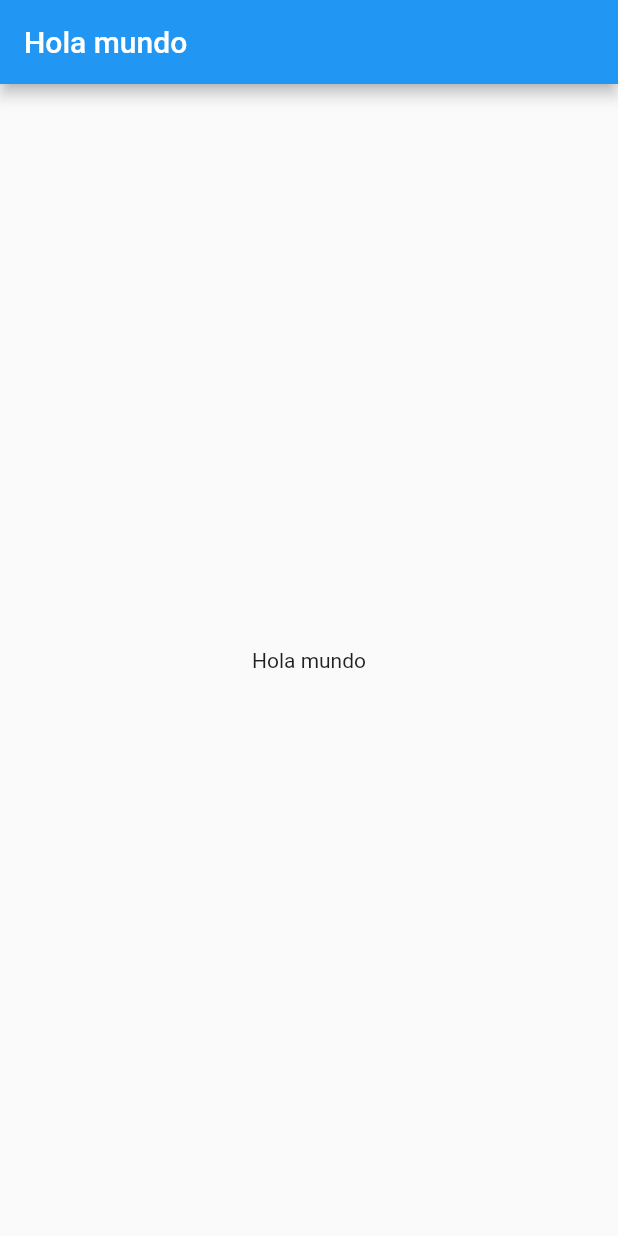
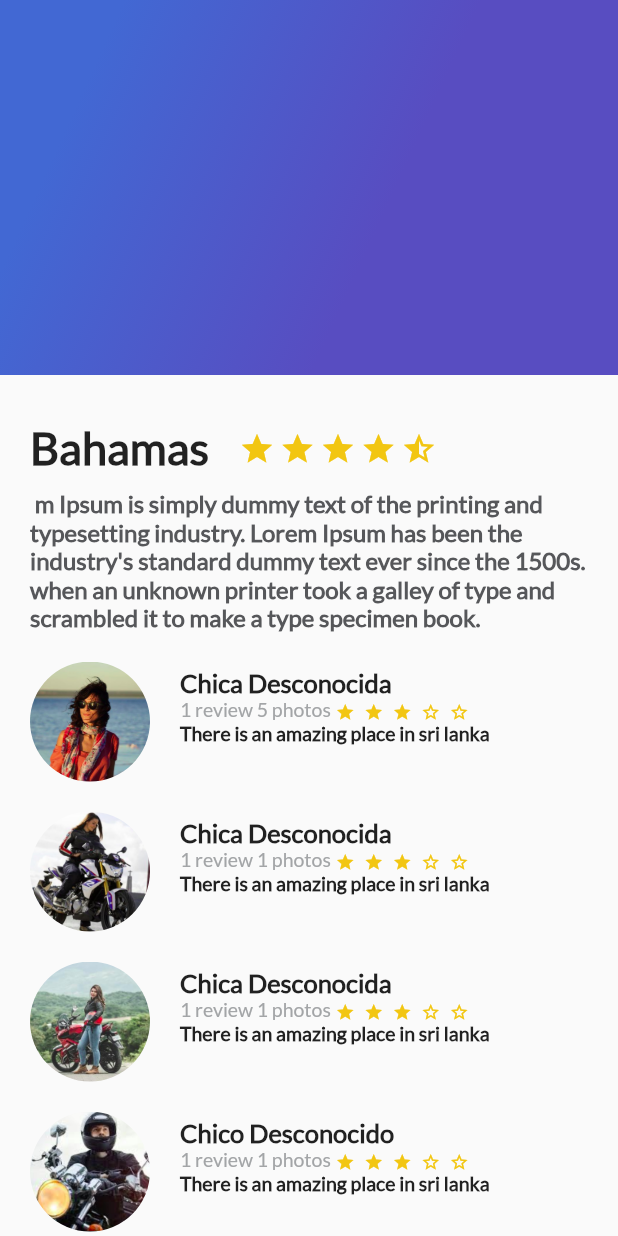
Before and after one commit to fjmn2001/flutter_nelson, a Flutter app: the screen it shows after launch, on a phone screen of 412 x 824 dp. Run offline on Flutter 3.47's test engine with Material 2 defaults, Android fonts, the phone set to English and light mode, and no system bars.

Commit message:
gradient y scroll

```diff
--- /dev/null
+++ b/lib/description_place.dart
@@ -0,0 +1,76 @@
+import 'package:flutter/material.dart';
+
+class Description_place extends StatelessWidget {
+
+
+  String namePlace;
+  int stars;
+  String descriptionPlace;
+  Description_place(this.namePlace, this.stars, this.descriptionPlace);
+
+
+  @override
+  Widget build(BuildContext context) {
+    // TODO: implement build
+
+
+    final star = Container(
+      margin: EdgeInsets.only(top: 283.0, right: 3.0),
+      child: Icon(
+        Icons.star,
+        color: Color(0xFFf2C611),
+      ),
+    );
+
+    final star_border = Container(
+      margin: EdgeInsets.only(top: 283.0, right: 3.0),
+      child: Icon(
+        Icons.star_border,
+        color: Color(0xFFf2C611),
+      ),
+    );
+
+
+    final star_alf = Container(
+      margin: EdgeInsets.only(top: 283.0, right: 3.0),
+      child: Icon(
+        Icons.star_half,
+        color: Color(0xFFf2C611),
+      ),
+    );
+
+
+    final description_content = Container(
+      margin: EdgeInsets.only(top: 10.0, left: 20.0, right: 20.0),
+      child: Text(
+        descriptionPlace,
+        style: TextStyle(
+          fontFamily: "Lato",
+          fontSize: 16.0,
+          fontWeight: FontWeight.bold,
+          color: Color(0xFF56575a)
+//
+        ),
+      ),
+    );
+
+    final title_stars = Row(
+      children: <Widget>[
+        Container(
+          margin: EdgeInsets.only(top: 280.0, left: 20.0, right: 20.0),
+          child: Text(
+            namePlace,
+            style: TextStyle(fontSize: 30.0, fontWeight: FontWeight.w900, fontFamily: "Lato"),
+            textAlign: TextAlign.left,
+          ),
+        ),
+        Row(
+          children: <Widget>[star, star, star, star, star_alf],
+        ),
+      ],
+    );
+    return Column(
+      children: <Widget>[title_stars, description_content],
+    );
+  }
+}
--- /dev/null
+++ b/lib/gradient_back.dart
@@ -0,0 +1,26 @@
+import 'package:flutter/material.dart';
+
+class GradientBack extends StatelessWidget{
+  @override
+  Widget build(BuildContext context) {
+    // TODO: implement build
+    return Container(
+      height: 250.0,
+      decoration: BoxDecoration(
+        gradient: LinearGradient(
+          colors: [
+            Color(0xFF4268D3),
+            Color(0xFF584DC1),
+          ],
+          begin: FractionalOffset(0.2,0.0),
+          end: FractionalOffset(1.0,0.6),
+          stops: [0.0,0.6],
+          tileMode: TileMode.clamp
+
+        )
+      ),
+
+    );
+  }
+
+}
--- a/lib/main.dart
+++ b/lib/main.dart
@@ -1,4 +1,8 @@
 import 'package:flutter/material.dart';
+import 'description_place.dart';
+import 'gradient_back.dart';
+import 'reviewList.dart';
+
 
 void main() {
   runApp(MyApp());
@@ -6,6 +10,11 @@ void main() {
 
 class MyApp extends StatelessWidget {
   // This widget is the root of your application.
+
+  String description =
+      " m Ipsum is simply dummy text of the printing and typesetting industry. Lorem Ipsum has been the industry's standard dummy text ever since the 1500s."
+      " when an unknown printer took a galley of type and scrambled it to make a type specimen book.";
+
   @override
   Widget build(BuildContext context) {
     return MaterialApp(
@@ -27,12 +36,19 @@ class MyApp extends StatelessWidget {
           visualDensity: VisualDensity.adaptivePlatformDensity,
         ),
         home: Scaffold(
-    appBar: AppBar(
-      title: Text("Hola mundo"),
+            body: Stack(
+          children: <Widget>[
+            ListView(
+              children: <Widget>[
+                Description_place("Bahamas",5,description),
+                ReviewList()
+              ],
             ),
-        body: Center(
-          child: Text("Hola mundo"),
-        ),
+            GradientBack()
+
+          ],
+        )
+//        new Description_place("Bahamas",5,description),
             ) //MyHomePage(title: 'Flutter Demo Home Page'),
         );
   }
--- /dev/null
+++ b/lib/review.dart
@@ -0,0 +1,119 @@
+import 'package:flutter/cupertino.dart';
+import 'package:flutter/material.dart';
+import 'package:flutter/widgets.dart';
+
+class Review extends StatelessWidget{
+
+  String pathImage;
+  String name;
+  String details;
+  String comment;
+
+  Review(this.pathImage,this.name,this.details,this.comment);
+
+  @override
+  Widget build(BuildContext context) {
+    // TODO: implement build
+
+    final userComment = Container(
+      margin: EdgeInsets.only(
+          left: 20.0
+      ),
+      child: Text(
+        comment,
+        textAlign: TextAlign.left,
+        style: TextStyle(fontSize: 13.0,  fontFamily: "Lato", fontWeight: FontWeight.w900),
+      ),
+    );
+
+    final star = Container(
+      margin: EdgeInsets.only(left: 3.0,top: 3.0, right: 3.0),
+      child: Icon(
+        Icons.star,
+        color: Color(0xFFf2C611),
+        size: 13.0,
+      ),
+    );
+
+    final star_border = Container(
+      margin: EdgeInsets.only(left: 3.0 ,top: 3.0, right: 3.0),
+      child: Icon(
+        Icons.star_border,
+        color: Color(0xFFf2C611),
+        size: 13.0,
+      ),
+    );
+
+    final userInfo = Row(
+      children: <Widget>[
+        Container(
+          margin: EdgeInsets.only(
+              left: 20.0
+          ),
+          child: Text(
+            details,
+            textAlign: TextAlign.left,
+            style: TextStyle(fontSize: 13.0,  fontFamily: "Lato", color: Color(0xFFa3a5a7)),
+          ),
+        ),
+        Row(
+          children: <Widget>[
+            star,
+            star,
+            star,
+            star_border,
+            star_border,
+          ],
+        )
+      ],
+    ) ;
+
+    final userName = Container(
+      margin: EdgeInsets.only(
+        left: 20.0
+      ),
+      child: Text(
+        name,
+        textAlign: TextAlign.left,
+        style: TextStyle(fontSize: 17.0, fontWeight: FontWeight.w900, fontFamily: "Lato"),
+      ),
+    );
+
+
+    final userDetails = Column(
+      crossAxisAlignment: CrossAxisAlignment.start,
+      children: <Widget>[
+        userName,
+        userInfo,
+        userComment
+
+      ],
+    );
+
+    final photo = Container(
+      margin: EdgeInsets.only(
+        top: 20.0,
+        left: 20.0
+      ),
+      width: 80.0,
+      height: 80.0,
+
+      decoration: BoxDecoration(
+        shape: BoxShape.circle,
+        image: DecorationImage(
+          fit: BoxFit.cover,
+           image: AssetImage(pathImage)
+        )
+      ),
+    );
+
+    return Row(
+      children: <Widget>[
+        photo,
+        userDetails
+      ],
+    );
+  }
+
+
+}
--- /dev/null
+++ b/lib/reviewList.dart
@@ -0,0 +1,22 @@
+import 'package:flutter/material.dart';
+import 'review.dart';
+
+class ReviewList extends StatelessWidget{
+
+  @override
+  Widget build(BuildContext context) {
+    // TODO: implement build
+    return Column(
+      crossAxisAlignment: CrossAxisAlignment.start,
+      children: <Widget>[
+   Review("assets/img/profile.png","Chica Desconocida","1 review 5 photos","There is an amazing place in sri lanka"),
+        Review("assets/img/profile2.png","Chica Desconocida","1 review 1 photos","There is an amazing place in sri lanka"),
+        Review("assets/img/profile3.png","Chica Desconocida","1 review 1 photos","There is an amazing place in sri lanka"),
+        Review("assets/img/profile4.png","Chico Desconocido","1 review 1 photos","There is an amazing place in sri lanka"),
+      ],
+    );
+  }
+
+
+
+}
```
Also changed, not shown: pubspec.yaml (+11 -0 lines), assets/img/profile.png (added), assets/img/profile2.png (added), assets/img/profile3.png (added), assets/img/profile4.png (added), fonts/Lato-Regular.ttf (added). Lines whose indentation alone changed are shown as unchanged.
